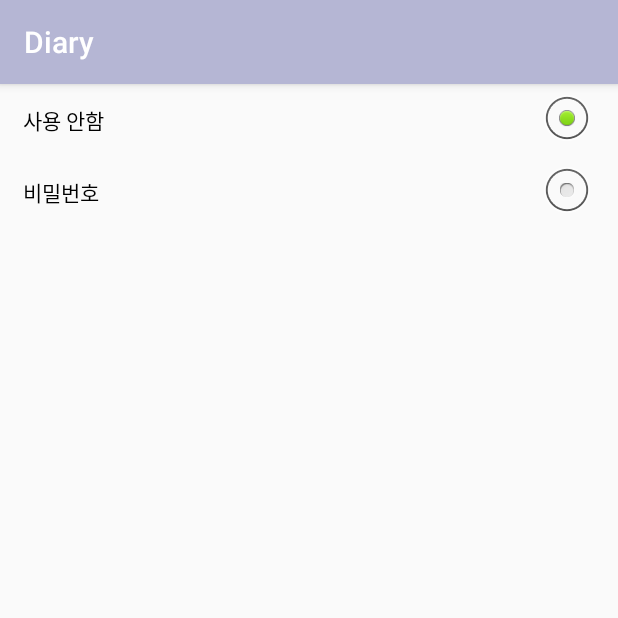
After one commit to jin0220/Diary, an Android app: the fragment PWSettingFragment shown on its own in the app's theme, on a phone screen of 412 x 824 dp, the top half of it. The commit adds this screen. Run offline under Robolectric (Android 15) with nearby library versions, the phone set to English and light mode, and no system bars; 2 statements that could not run were skipped.

Commit message:
commit
commit

```diff
--- /dev/null
+++ b/app/src/main/java/com/example/diary/fragment/PWSettingFragment.java
@@ -0,0 +1,118 @@
+package com.example.diary.fragment;
+
+import android.content.Context;
+import android.content.Intent;
+import android.content.SharedPreferences;
+import android.os.Bundle;
+import android.view.LayoutInflater;
+import android.view.View;
+import android.view.ViewGroup;
+import android.widget.CompoundButton;
+import android.widget.LinearLayout;
+import android.widget.RadioButton;
+import android.widget.RadioGroup;
+import android.widget.Switch;
+import android.widget.TextView;
+
+import androidx.annotation.NonNull;
+import androidx.annotation.Nullable;
+import androidx.fragment.app.Fragment;
+
+import com.example.diary.R;
+import com.example.diary.activity.AppLock;
+import com.example.diary.activity.AppLockConst;
+import com.example.diary.activity.PasswordActivity;
+
+public class PWSettingFragment extends Fragment {
+    RadioGroup pw_select;
+    RadioButton pw_null, pw;
+    LinearLayout pw_select_2;
+    Switch bio;
+    TextView pw_change;
+
+    SharedPreferences sharedPreferences;
+    SharedPreferences.Editor editor;
+
+    String pw_state;
+    boolean biopassword;
+
+    @Nullable
+    @Override
+    public View onCreateView(@NonNull LayoutInflater inflater, @Nullable ViewGroup container, @Nullable Bundle savedInstanceState) {
+        ViewGroup rootView = (ViewGroup) inflater.inflate(R.layout.fragment_pwsetting, container, false);
+
+        sharedPreferences = getActivity().getSharedPreferences("com.example.diary_preferences", Context.MODE_PRIVATE);
+        editor = sharedPreferences.edit();
+
+        pw_select = rootView.findViewById(R.id.pw_select);
+        pw_null = rootView.findViewById(R.id.pw_null);
+        pw = rootView.findViewById(R.id.pw);
+        pw_select_2 = rootView.findViewById(R.id.pw_select_2);
+        bio = rootView.findViewById(R.id.bio);
+        pw_change = rootView.findViewById(R.id.pw_change);
+
+        pw_state = sharedPreferences.getString("pw_state",null);
+        biopassword = sharedPreferences.getBoolean("biopassword",false);
+
+        if(pw_state.equals("pw_null") || pw_state == null){
+            pw_select_2.setVisibility(View.GONE);
+        }else if(sharedPreferences.getString("pw_state",null).equals("pw")){
+            pw_select_2.setVisibility(View.VISIBLE);
+            pw.setChecked(true);
+        }
+
+        if(biopassword == true){
+            bio.setChecked(true);
+        }else{
+            bio.setChecked(false);
+        }
+
+        pw_select.setOnCheckedChangeListener(new RadioGroup.OnCheckedChangeListener() {
+            @Override
+            public void onCheckedChanged(RadioGroup radioGroup, int checkId) {
+                Intent intent = new Intent(getContext(), PasswordActivity.class);
+
+                if(pw_null.isChecked()) {
+                    pw_select_2.setVisibility(View.GONE);
+                    setPw_state("pw_null");
+                    new AppLock(getContext()).removePassLock(); //비밀번호 삭제
+                    new AppLock(getContext()).removeBio();
+                    bio.setChecked(false);
+                }
+                else if (pw.isChecked()) {
+                    pw_select_2.setVisibility(View.VISIBLE);
+                    setPw_state("pw");
+                    intent.putExtra("type", AppLockConst.ENABLE_PASSLOCK);
+                    startActivityForResult(intent, AppLockConst.ENABLE_PASSLOCK);
+                }
+            }
+        });
+
+        bio.setOnCheckedChangeListener(new CompoundButton.OnCheckedChangeListener() {
+            @Override
+            public void onCheckedChanged(CompoundButton compoundButton, boolean isChecked) {
+                if(isChecked)
+                    new AppLock(getContext()).setBio();
+                else
+                    new AppLock(getContext()).removeBio();
+            }
+        });
+
+        pw_change.setOnClickListener(new View.OnClickListener() {
+            @Override
+            public void onClick(View view) {
+                Intent intent = new Intent(getContext(), PasswordActivity.class);
+                intent.putExtra("type", AppLockConst.CHANGE_PASSWORD);
+                startActivityForResult(intent, AppLockConst.CHANGE_PASSWORD);
+            }
+        });
+
+        return rootView;
+
+    }
+
+    public void setPw_state(String pw_state){
+        editor.putString("pw_state",pw_state);
+        editor.apply(); //저장
+    }
+}
--- /dev/null
+++ b/app/src/main/res/layout/fragment_pwsetting.xml
@@ -0,0 +1,67 @@
+<?xml version="1.0" encoding="utf-8"?>
+<LinearLayout
+    xmlns:android="http://schemas.android.com/apk/res/android"
+    android:layout_width="match_parent"
+    android:layout_height="match_parent"
+    android:orientation="vertical">
+
+    <RadioGroup
+        android:layout_width="match_parent"
+        android:layout_height="wrap_content"
+        android:orientation="vertical"
+        android:id="@+id/pw_select">
+
+        <RadioButton
+            android:id="@+id/pw_null"
+            android:layout_width="match_parent"
+            android:layout_height="wrap_content"
+            android:checked="true"
+            android:button="@null"
+            android:drawableRight="@android:drawable/btn_radio"
+            android:paddingLeft="15dp"
+            android:paddingRight="15dp"
+            android:text="사용 안함"
+            android:textColor="#000000" />
+
+        <RadioButton
+            android:id="@+id/pw"
+            android:layout_width="match_parent"
+            android:layout_height="wrap_content"
+            android:button="@null"
+            android:drawableRight="@android:drawable/btn_radio"
+            android:paddingLeft="15dp"
+            android:paddingRight="15dp"
+            android:text="비밀번호"
+            android:textColor="#000000" />
+
+    </RadioGroup>
+
+    <LinearLayout
+        android:layout_width="match_parent"
+        android:layout_height="wrap_content"
+        android:orientation="vertical"
+        android:visibility="gone"
+        android:id="@+id/pw_select_2">
+
+        <Switch
+            android:layout_width="match_parent"
+            android:layout_height="50dp"
+            android:paddingLeft="15dp"
+            android:paddingRight="15dp"
+            android:text="지문"
+            android:textColor="#000000"
+            android:id="@+id/bio"/>
+
+        <TextView
+            android:layout_width="match_parent"
+            android:layout_height="50dp"
+            android:text="비밀번호 변경"
+            android:paddingLeft="15dp"
+            android:paddingRight="15dp"
+            android:textColor="#000000"
+            android:gravity="center_vertical"
+            android:id="@+id/pw_change"/>
+
+    </LinearLayout>
+
+</LinearLayout>
--- a/app/src/main/res/xml/root_preferences.xml
+++ b/app/src/main/res/xml/root_preferences.xml
@@ -21,7 +21,7 @@
         app:iconSpaceReserved="false"
         app:key="pw"
         app:title="비밀번호 설정"
-        app:fragment="com.example.diary.fragment.pwPreferenceFragment"/>
+        app:fragment="com.example.diary.fragment.PWSettingFragment"/>
 
     <PreferenceScreen
         app:iconSpaceReserved="false"
```
Also changed, not shown: app/src/main/java/com/example/diary/activity/PasswordActivity.java (+11 -22 lines), app/src/main/java/com/example/diary/fragment/pwPreferenceFragment.java (deleted, +0 -66 lines), app/src/main/res/xml/pw_preference.xml (deleted, +0 -31 lines).
